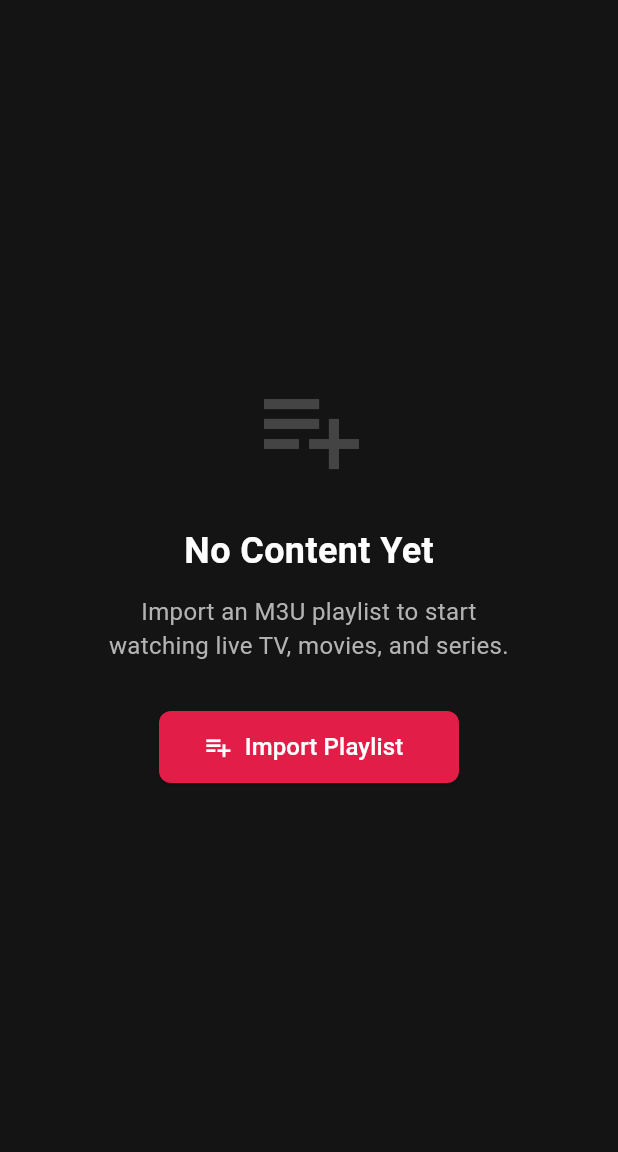
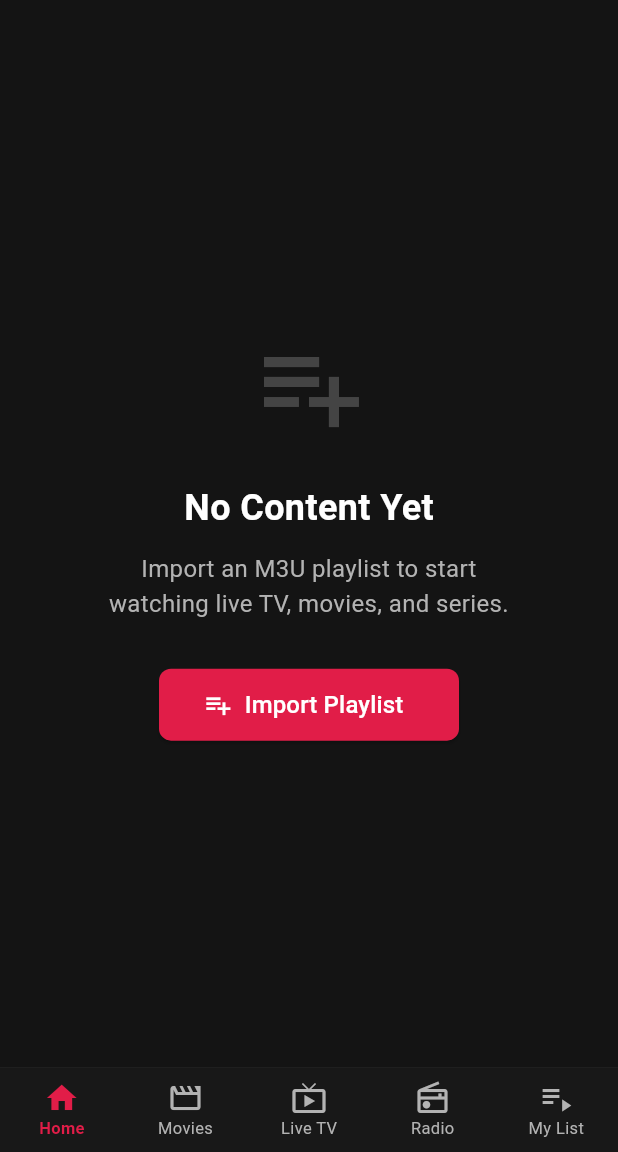
Before and after one commit to tsiartasantreas/Flixium, a Flutter app: the screen it shows after launch, on a phone screen of 412 x 824 dp, the part 84-1236 px from its top. Run offline on Flutter 3.47's test engine with Material 3 defaults, Android fonts, the phone set to English and light mode, and no system bars; our stand-ins replace drift; missing offline and left inert: media_kit, media_kit_video; accounts and stored records are empty; generated files the repository leaves out were written again.

Commit message:
feat(app): add navigation system with TV left-rail and mobile bottom tabs

```diff
--- a/app/lib/app.dart
+++ b/app/lib/app.dart
@@ -1,6 +1,6 @@
 import 'package:flutter/material.dart';
 import 'core/theme/app_colors.dart';
-import 'features/home/home_screen.dart';
+import 'features/shell/main_shell.dart';
 
 class FlixiumApp extends StatelessWidget {
   const FlixiumApp({super.key});
@@ -18,7 +18,7 @@ class FlixiumApp extends StatelessWidget {
           surface: AppColors.bgBase,
         ),
       ),
-      home: const HomeScreen(),
+      home: const MainShell(),
     );
   }
 }
--- /dev/null
+++ b/app/lib/features/shell/main_shell.dart
@@ -0,0 +1,211 @@
+import 'dart:io';
+
+import 'package:flutter/material.dart';
+
+import '../../core/theme/app_colors.dart';
+import '../browse/browse_screen.dart';
+import '../home/home_screen.dart';
+import 'mobile_nav.dart';
+import 'tv_left_rail.dart';
+
+/// Root navigation shell that switches between mobile and TV layouts.
+///
+/// Mobile layout: five-tab bottom navigation bar.
+/// TV layout: seven-item left vertical rail.
+/// TV mode is detected via screen shortest side exceeding 960 px on Android
+/// or always on Linux.
+class MainShell extends StatefulWidget {
+  const MainShell({super.key});
+
+  @override
+  State<MainShell> createState() => _MainShellState();
+}
+
+class _MainShellState extends State<MainShell> {
+  int _mobileIndex = 0;
+  int _tvIndex = 0;
+
+  bool get _isTv =>
+      Platform.isLinux ||
+      (Platform.isAndroid &&
+          MediaQueryData.fromView(
+                      WidgetsBinding.instance.platformDispatcher.views.first)
+                  .size
+                  .shortestSide >
+              960);
+
+  void _onTabChanged(int index) {
+    setState(() {
+      if (_isTv) {
+        _tvIndex = index;
+      } else {
+        _mobileIndex = index;
+      }
+    });
+  }
+
+  // ---------------------------------------------------------------------------
+  // Content builders for each tab
+  // ---------------------------------------------------------------------------
+
+  Widget _buildMobileTab(int index) {
+    switch (index) {
+      case 0: // Home
+        return const HomeScreen();
+      case 1: // Movies
+        return const BrowseScreen(contentType: 'vod', title: 'Movies');
+      case 2: // Live TV
+        return const BrowseScreen(contentType: 'live', title: 'Live TV');
+      case 3: // Radio
+        return const BrowseScreen(contentType: 'radio', title: 'Radio');
+      case 4: // My List
+        return const _MyListPlaceholder();
+      default:
+        return const HomeScreen();
+    }
+  }
+
+  Widget _buildTvTab(int index) {
+    switch (index) {
+      case 0: // Home
+        return const HomeScreen();
+      case 1: // Series
+        return const BrowseScreen(contentType: 'series', title: 'Series');
+      case 2: // Movies
+        return const BrowseScreen(contentType: 'vod', title: 'Movies');
+      case 3: // Live TV
+        return const BrowseScreen(contentType: 'live', title: 'Live TV');
+      case 4: // Radio
+        return const BrowseScreen(contentType: 'radio', title: 'Radio');
+      case 5: // My List
+        return const _MyListPlaceholder();
+      case 6: // Search
+        return const _SearchPlaceholder();
+      default:
+        return const HomeScreen();
+    }
+  }
+
+  // ---------------------------------------------------------------------------
+  // Build
+  // ---------------------------------------------------------------------------
+
+  @override
+  Widget build(BuildContext context) {
+    if (_isTv) {
+      return _buildTvLayout();
+    }
+    return _buildMobileLayout();
+  }
+
+  Widget _buildMobileLayout() {
+    return Scaffold(
+      backgroundColor: AppColors.bgBase,
+      body: IndexedStack(
+        index: _mobileIndex,
+        children: [
+          _buildMobileTab(0),
+          _buildMobileTab(1),
+          _buildMobileTab(2),
+          _buildMobileTab(3),
+          _buildMobileTab(4),
+        ],
+      ),
+      bottomNavigationBar: MobileNav(
+        currentIndex: _mobileIndex,
+        onTap: _onTabChanged,
+      ),
+    );
+  }
+
+  Widget _buildTvLayout() {
+    return Scaffold(
+      backgroundColor: AppColors.bgBase,
+      body: Row(
+        children: [
+          TvLeftRail(
+            currentIndex: _tvIndex,
+            onTap: _onTabChanged,
+          ),
+          Expanded(
+            child: _buildTvTab(_tvIndex),
+          ),
+        ],
+      ),
+    );
+  }
+}
+
+// -----------------------------------------------------------------------------
+// Placeholder widgets for tabs not yet implemented
+// -----------------------------------------------------------------------------
+
+/// Placeholder for "My List" — will show favourited / watchlisted items.
+class _MyListPlaceholder extends StatelessWidget {
+  const _MyListPlaceholder();
+
+  @override
+  Widget build(BuildContext context) {
+    return Center(
+      child: Column(
+        mainAxisAlignment: MainAxisAlignment.center,
+        children: [
+          Icon(
+            Icons.playlist_play,
+            size: 64,
+            color: AppColors.textSecondary.withValues(alpha: 0.3),
+          ),
+          const SizedBox(height: 16),
+          const Text(
+            'My List',
+            style: TextStyle(
+              color: AppColors.textPrimary,
+              fontSize: 22,
+              fontWeight: FontWeight.bold,
+            ),
+          ),
+          const SizedBox(height: 8),
+          const Text(
+            'Favourite content will appear here.',
+            style: TextStyle(color: AppColors.textSecondary, fontSize: 14),
+          ),
+        ],
+      ),
+    );
+  }
+}
+
+/// Placeholder for "Search" (TV only).
+class _SearchPlaceholder extends StatelessWidget {
+  const _SearchPlaceholder();
+
+  @override
+  Widget build(BuildContext context) {
+    return Center(
+      child: Column(
+        mainAxisAlignment: MainAxisAlignment.center,
+        children: [
+          Icon(
+            Icons.search,
+            size: 64,
+            color: AppColors.textSecondary.withValues(alpha: 0.3),
+          ),
+          const SizedBox(height: 16),
+          const Text(
+            'Search',
+            style: TextStyle(
+              color: AppColors.textPrimary,
+              fontSize: 22,
+              fontWeight: FontWeight.bold,
+            ),
+          ),
+          const SizedBox(height: 8),
+          const Text(
+            'Search functionality coming soon.',
+            style: TextStyle(color: AppColors.textSecondary, fontSize: 14),
+          ),
+        ],
+      ),
+    );
+  }
+}
--- /dev/null
+++ b/app/lib/features/shell/mobile_nav.dart
@@ -0,0 +1,78 @@
+import 'package:flutter/material.dart';
+
+import '../../core/theme/app_colors.dart';
+
+/// Netflix-style bottom tab bar for mobile navigation.
+///
+/// Displays five tabs: Home, Movies, Live TV, Radio, and My List.
+/// Selected tab uses [AppColors.accentPrimary]; unselected uses
+/// [AppColors.textSecondary]. The bar sits above the system UI insets.
+class MobileNav extends StatelessWidget {
+  const MobileNav({
+    super.key,
+    required this.currentIndex,
+    required this.onTap,
+  });
+
+  /// The currently selected tab index (0–4).
+  final int currentIndex;
+
+  /// Called when the user taps a tab. The new index is passed.
+  final ValueChanged<int> onTap;
+
+  @override
+  Widget build(BuildContext context) {
+    return Container(
+      decoration: const BoxDecoration(
+        color: AppColors.bgElevated,
+        border: Border(
+          top: BorderSide(color: AppColors.bgSurface, width: 0.5),
+        ),
+      ),
+      child: SafeArea(
+        top: false,
+        child: BottomNavigationBar(
+          currentIndex: currentIndex,
+          onTap: onTap,
+          type: BottomNavigationBarType.fixed,
+          backgroundColor: Colors.transparent,
+          elevation: 0,
+          selectedItemColor: AppColors.accentPrimary,
+          unselectedItemColor: AppColors.textSecondary,
+          selectedFontSize: 11,
+          unselectedFontSize: 11,
+          selectedLabelStyle: const TextStyle(
+            fontWeight: FontWeight.w600,
+          ),
+          items: const [
+            BottomNavigationBarItem(
+              icon: Icon(Icons.home_outlined),
+              activeIcon: Icon(Icons.home),
+              label: 'Home',
+            ),
+            BottomNavigationBarItem(
+              icon: Icon(Icons.movie_outlined),
+              activeIcon: Icon(Icons.movie),
+              label: 'Movies',
+            ),
+            BottomNavigationBarItem(
+              icon: Icon(Icons.live_tv_outlined),
+              activeIcon: Icon(Icons.live_tv),
+              label: 'Live TV',
+            ),
+            BottomNavigationBarItem(
+              icon: Icon(Icons.radio_outlined),
+              activeIcon: Icon(Icons.radio),
+              label: 'Radio',
+            ),
+            BottomNavigationBarItem(
+              icon: Icon(Icons.playlist_play_outlined),
+              activeIcon: Icon(Icons.playlist_play),
+              label: 'My List',
+            ),
+          ],
+        ),
+      ),
+    );
+  }
+}
```
Also changed, not shown: app/lib/features/shell/tv_left_rail.dart (added, +262 -0 lines).
